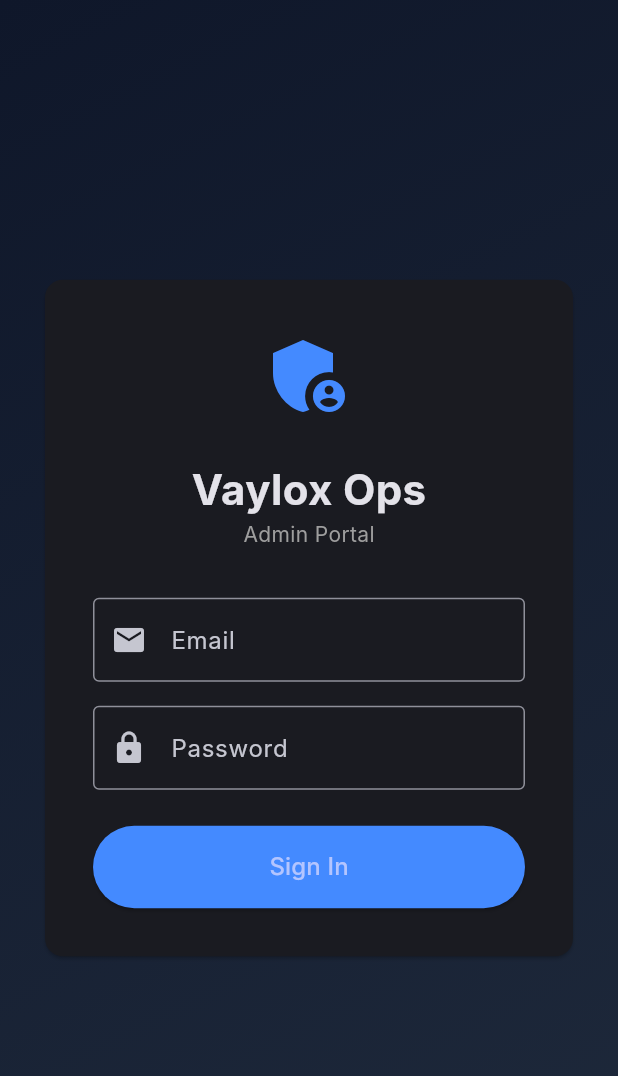
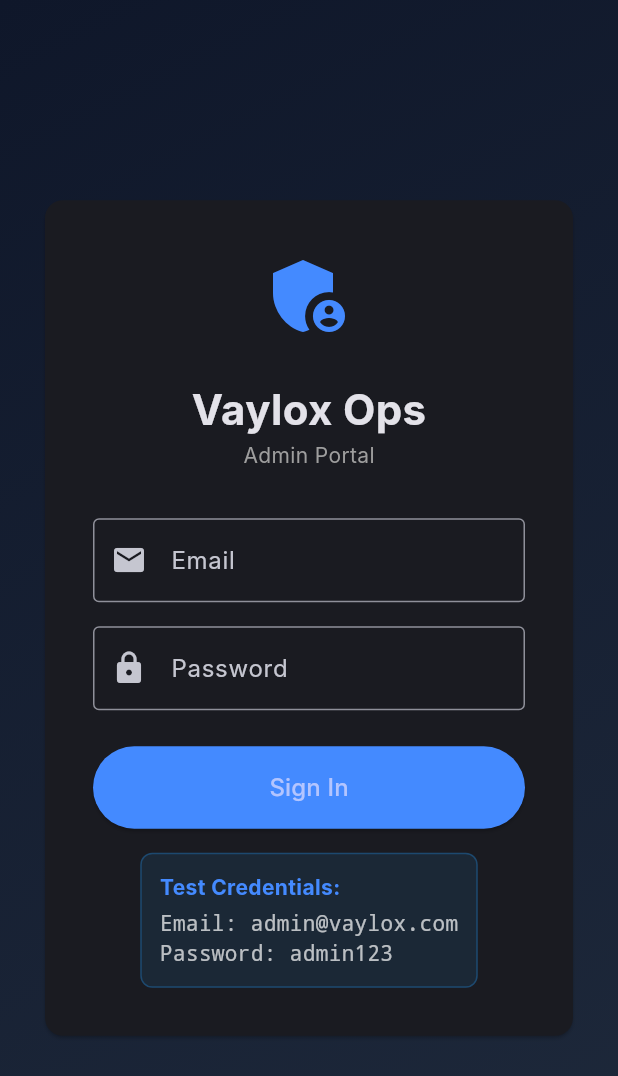
Before and after one commit to pwfacts/vaylox-ops-admin, a Flutter app: the WebLoginScreen screen opened directly, on a phone screen of 412 x 824 dp. Shown: the top 1076 px of the screen. Run offline on Flutter 3.47's test engine with Material 3 defaults, Android fonts, the phone set to English and light mode, and no system bars; our stand-ins replace animate_do, connectivity_plus, dio, flutter_riverpod, geolocator, google_maps_flutter and 8 more; missing offline and left inert: encrypt, excel, google_mlkit_face_detection; accounts and stored records are empty; Roboto replaces fonts that are missing (Inter).

Commit message:
Fix Supabase auth 400 error with better error handling
- Update anon key to latest version from Netlify
- Add detailed error logging for login attempts
- Better error messages for different failure types
- Add test credentials display on login screen
- Debug logs for auth requests and responses

```diff
--- a/lib/main_web.dart
+++ b/lib/main_web.dart
@@ -89,24 +89,30 @@ class _InitializationWrapperState extends State<InitializationWrapper> {
     print('Environment URL: $envUrl');
     print('Environment Key: ${envKey.isNotEmpty ? 'PRESENT' : 'MISSING'}');
 
+    // For now, skip Supabase initialization to test if app loads
     try {
-      final supabaseService = SupabaseService();
-      await supabaseService.initialize();
-    } catch (e) {
-      // If Supabase fails, try to initialize manually with fallback
-      print('Primary initialization failed: $e');
-      try {
+      if (envUrl.isNotEmpty && envKey.isNotEmpty) {
         await Supabase.initialize(
-          url: envUrl.isNotEmpty ? envUrl : 'https://fcpbexqyyzdvbiwplmjt.supabase.co',
-          anonKey: envKey.isNotEmpty ? envKey : 'PLACEHOLDER_KEY',
+          url: envUrl,
+          anonKey: envKey,
           authOptions: const FlutterAuthClientOptions(
             authFlowType: AuthFlowType.implicit,
           ),
         );
-      } catch (fallbackError) {
-        print('Fallback initialization also failed: $fallbackError');
-        // Don't rethrow - let app continue without Supabase for now
+        print('Supabase initialized successfully');
+      } else {
+        print('Skipping Supabase - using fallback credentials');
+        await Supabase.initialize(
+          url: 'https://fcpbexqyyzdvbiwplmjt.supabase.co',
+          anonKey: 'eyJhbGciOiJIUzI1NiIsInR5cCI6IkpXVCJ9.eyJpc3MiOiJzdXBhYmFzZSIsInJlZiI6ImZjcGJleHF5eXpkdmJpd3BsbWp0Iiwicm9sZSI6ImFub24iLCJpYXQiOjE3Njk2NjU2OTYsImV4cCI6MjA4NTI0MTY5Nn0.4PQByF7K7H0kTGgYxchdVJgqy-5pzGTC_FqGJQ50muw',
+          authOptions: const FlutterAuthClientOptions(
+            authFlowType: AuthFlowType.implicit,
+          ),
+        );
       }
+    } catch (e) {
+      print('Supabase initialization failed, continuing without it: $e');
+      // Continue without Supabase for now
     }
   }
 
@@ -230,15 +236,31 @@ class _WebLoginScreenState extends State<WebLoginScreen> {
   Future<void> _login() async {
     setState(() => _isLoading = true);
     try {
-      await Supabase.instance.client.auth.signInWithPassword(
+      print('Attempting login with email: ${_emailController.text.trim()}');
+      final response = await Supabase.instance.client.auth.signInWithPassword(
         email: _emailController.text.trim(),
         password: _passwordController.text,
       );
+      print('Login response: ${response.session != null ? 'Success' : 'Failed'}');
     } catch (e) {
+      print('Login error details: $e');
       if (mounted) {
-        ScaffoldMessenger.of(
-          context,
-        ).showSnackBar(SnackBar(content: Text('Login failed: $e')));
+        String errorMessage = 'Login failed';
+        if (e.toString().contains('Invalid login credentials')) {
+          errorMessage = 'Invalid email or password';
+        } else if (e.toString().contains('Email not confirmed')) {
+          errorMessage = 'Please confirm your email first';
+        } else if (e.toString().contains('400')) {
+          errorMessage = 'Invalid request. Check email format.';
+        }
+
+        ScaffoldMessenger.of(context).showSnackBar(
+          SnackBar(
+            content: Text('$errorMessage\nDetails: $e'),
+            duration: const Duration(seconds: 5),
+            backgroundColor: Colors.red,
+          ),
+        );
       }
     } finally {
       if (mounted) setState(() => _isLoading = false);
@@ -325,6 +347,42 @@ class _WebLoginScreenState extends State<WebLoginScreen> {
                                 'Sign In',
                                 style: TextStyle(fontSize: 16),
                               ),
+                      ),
+                    ),
+                    const SizedBox(height: 16),
+                    Container(
+                      padding: const EdgeInsets.all(12),
+                      decoration: BoxDecoration(
+                        color: Colors.blue.withOpacity(0.1),
+                        borderRadius: BorderRadius.circular(8),
+                        border: Border.all(color: Colors.blue.withOpacity(0.3)),
+                      ),
+                      child: const Column(
+                        crossAxisAlignment: CrossAxisAlignment.start,
+                        children: [
+                          Text(
+                            'Test Credentials:',
+                            style: TextStyle(
+                              fontWeight: FontWeight.bold,
+                              color: Colors.blueAccent,
+                            ),
+                          ),
+                          SizedBox(height: 4),
+                          Text(
+                            'Email: admin@vaylox.com',
+                            style: TextStyle(
+                              fontFamily: 'monospace',
+                              color: Colors.white70,
+                            ),
+                          ),
+                          Text(
+                            'Password: admin123',
+                            style: TextStyle(
+                              fontFamily: 'monospace',
+                              color: Colors.white70,
+                            ),
+                          ),
+                        ],
                       ),
                     ),
                   ],
```
